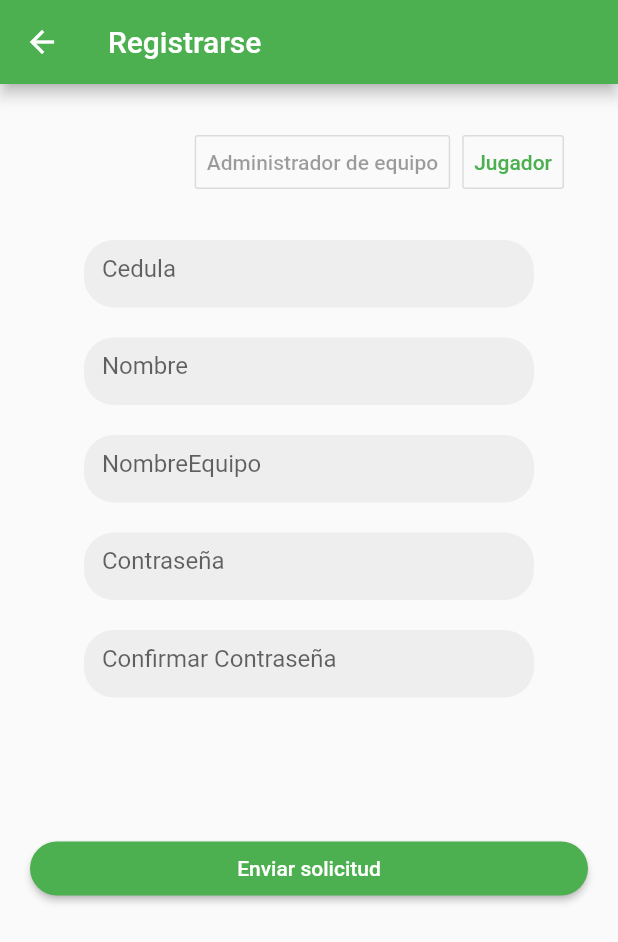
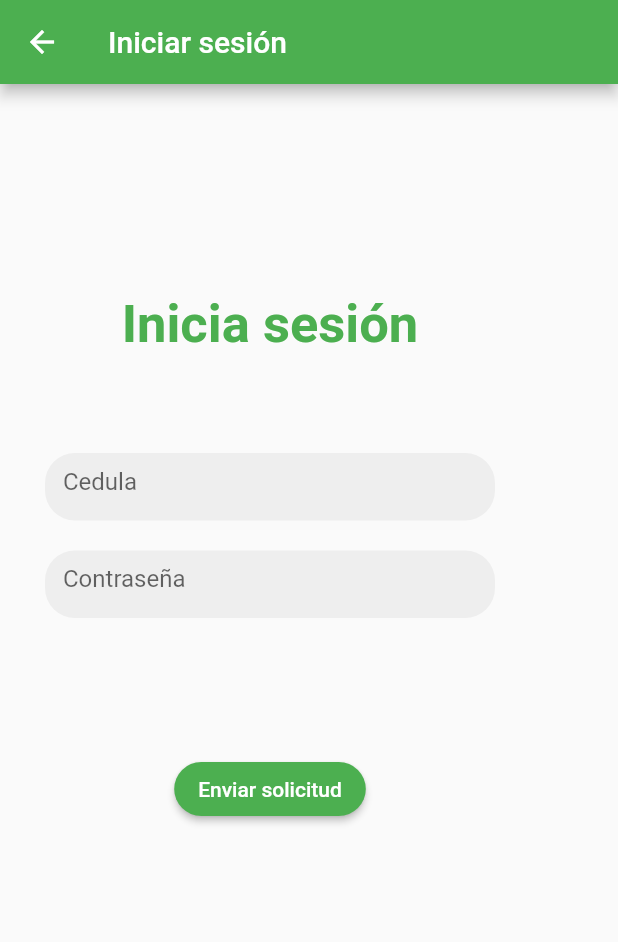
Before and after one commit to DanielT0/FutMX, a Flutter app: the screen it shows after launch, after a tap on "Iniciar sesión", on a phone screen of 412 x 824 dp. Shown: the top 942 px of the screen. Run offline on Flutter 3.47's test engine with Material 2 defaults, Android fonts, the phone set to English and light mode, and no system bars; our stand-ins replace carousel_slider.

Commit message:
Cambio en inicio de ssión y conexión a base de datos

```diff
--- /dev/null
+++ b/lib/interfazInicioSesion.dart
@@ -0,0 +1,72 @@
+import 'package:flutter/material.dart';
+import 'package:prueba_bd/Widgets/buttonSolicitud.dart';
+import './Widgets/Inputs.dart';
+
+class interfazInicioSesion extends StatefulWidget {
+  @override
+  _interfazInicioSesionState createState() => _interfazInicioSesionState();
+}
+
+class _interfazInicioSesionState extends State<interfazInicioSesion> {
+  static TextEditingController controllerCedula = new TextEditingController();
+  static TextEditingController controllerContrase = new TextEditingController();
+
+  final _inputsText = [
+    {
+      'buttonSubmit': 'Enviar solicitud', //texto que aparecerá en el botón
+      'inputsText': [
+        //Lista de inputs que aparecerá en cada interfaz
+        {
+          'text': 'Cedula', //Texto del input
+          'controller':
+              controllerCedula, //controlador que maneja los datos ingresados
+          'keyBoardType': TextInputType.number, //Tipo de texto ingresado
+          'obscureText': false, //obscureText ... Para contraseñas
+        },
+        {
+          'text': 'Contraseña',
+          'controller': controllerContrase,
+          'keyBoardType': TextInputType.text,
+          'obscureText': true,
+        }
+      ]
+    }
+  ];
+
+  void iniciarSesion(BuildContext context) {
+
+  }
+  @override
+  Widget build(BuildContext context) {
+    return Scaffold(
+      appBar: AppBar(title: Text('Iniciar sesión')),
+      body: Container(
+        padding: EdgeInsets.fromLTRB(30, 140, 0, 0),
+        child: Column(
+          children: <Widget>[
+            Text(
+              'Inicia sesión',
+              style: TextStyle(
+                color: Colors.green,
+                fontSize: 35,
+                fontWeight: FontWeight.bold,
+              ),
+            ),
+            SizedBox(
+              height: 45,
+            ),
+            ...(_inputsText[0]['inputsText'] as List<Map<String, Object>>)
+                .map((input) {
+              return Inputs(
+                  input['text'],
+                  input['controller'],
+                  input['keyBoardType'],
+                  input['obscureText']); //Inputs con parámetros
+            }).toList(),
+            buttonSolicitud(()=> this.iniciarSesion(context)),
+          ],
+        ),
+      ),
+    );
+  }
+}
--- a/lib/interfazRegistro.dart
+++ b/lib/interfazRegistro.dart
@@ -111,9 +111,9 @@ class _interfazRegistroState extends State<interfazRegistro> {
       this.opcion = option;
       option == 0
           ? this.url =
-              'https://futmxpr.000webhostapp.com/insertSolicitudAdminEquipo.php' // Sentencia ? : (reemplaza el if else)
+              'https://futmxpr.000webhostapp.com/app/insertSolicitudAdminEquipo.php' // Sentencia ? : (reemplaza el if else)
           : this.url =
-              'https://futmxpr.000webhostapp.com/app/insertSolicitudJugador.php';
+              'https://futmxpr.000webhostapp.com/app/insertSolicitudJugador2.php';
     });
   }
 
@@ -154,13 +154,12 @@ class _interfazRegistroState extends State<interfazRegistro> {
     String body = response.body;
     print(statusCode);
     print(body);
-    if(body!=""){
+    if (body != "") {
       Scaffold.of(context).showSnackBar(SnackBar(
         content: Text('Ya existe una solicitud de este usuario'),
         backgroundColor: Colors.red,
       ));
-    }
-    else{
+    } else {
       Scaffold.of(context).showSnackBar(SnackBar(
         content: Text('Solicitud enviada'),
         backgroundColor: Colors.green,
@@ -182,13 +181,19 @@ class _interfazRegistroState extends State<interfazRegistro> {
     String body = response.body;
     print(statusCode);
     print(body);
-    if(body!=""){
+    if (body == "prepare() failed: Cannot add or update a child row: a foreign key constraint fails (`id12947947_futmx`.`solicitudesJugador`, CONSTRAINT `fk_equipoSolicitudJugador` FOREIGN KEY (`Id_Equipo`) REFERENCES `equipo` (`idEquipo`) ON DELETE CASCADE ON UPDATE CASCADE)") {
       Scaffold.of(context).showSnackBar(SnackBar(
-        content: Text('Ya existe una solicitud de este usuario'),
+        content: Text('No existe ningún equipo con el ID ingresado'),
         backgroundColor: Colors.red,
       ));
     }
-    else{
+    else if(body == ("prepare() failed: Duplicate entry '"+controllerCedula.text+"' for key 'PRIMARY'")){
+      Scaffold.of(context).showSnackBar(SnackBar(
+        content: Text('Ya existe una solicitud de este jugador'),
+        backgroundColor: Colors.red,
+      ));
+    }
+    else {
       Scaffold.of(context).showSnackBar(SnackBar(
         content: Text('Solicitud enviada'),
         backgroundColor: Colors.green,
--- a/lib/main.dart
+++ b/lib/main.dart
@@ -1,4 +1,5 @@
 import 'package:flutter/material.dart';
+import 'package:prueba_bd/interfazInicioSesion.dart';
 import './interfazRegistro.dart';
 import 'package:carousel_slider/carousel_slider.dart';
 
@@ -130,7 +131,7 @@ class _MyHomePageState extends State<MyHomePage> {
                       onPressed: () => Navigator.of(context).push(
                         MaterialPageRoute(
                           builder: (BuildContext context) =>
-                              new interfazRegistro(),
+                              new interfazInicioSesion(),
                         ),
                       ),
                       shape: RoundedRectangleBorder(
```
